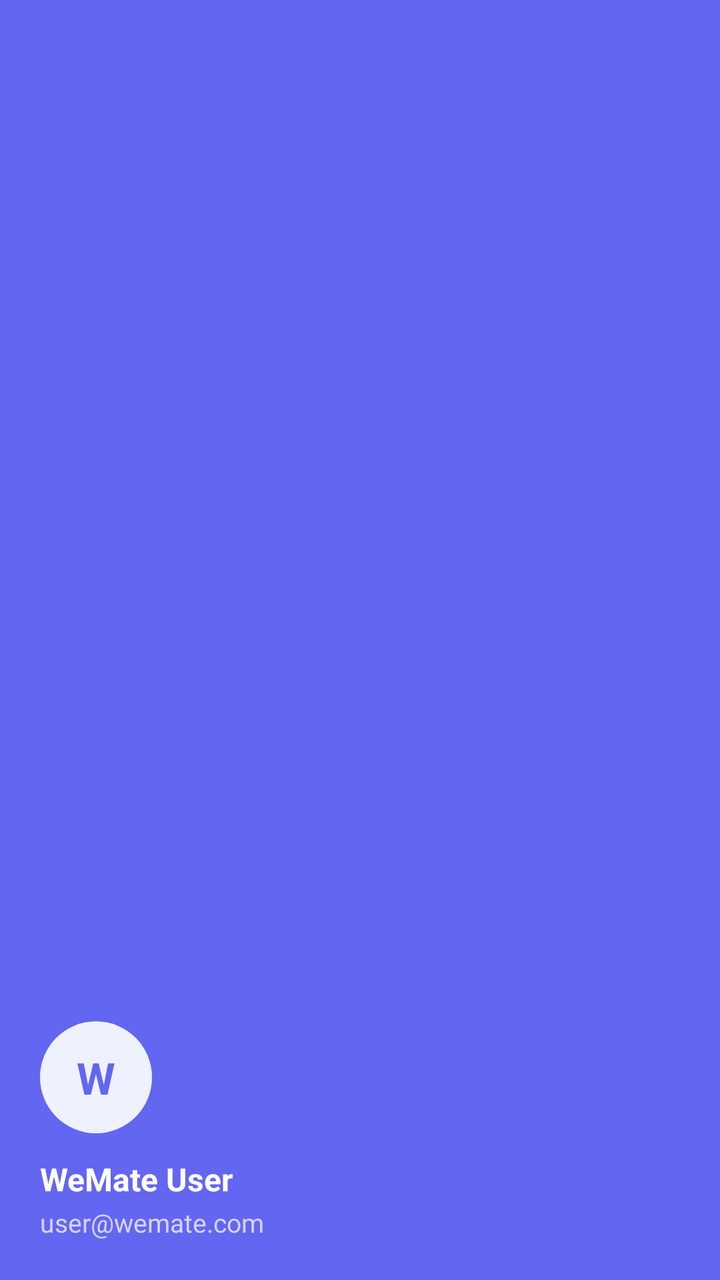
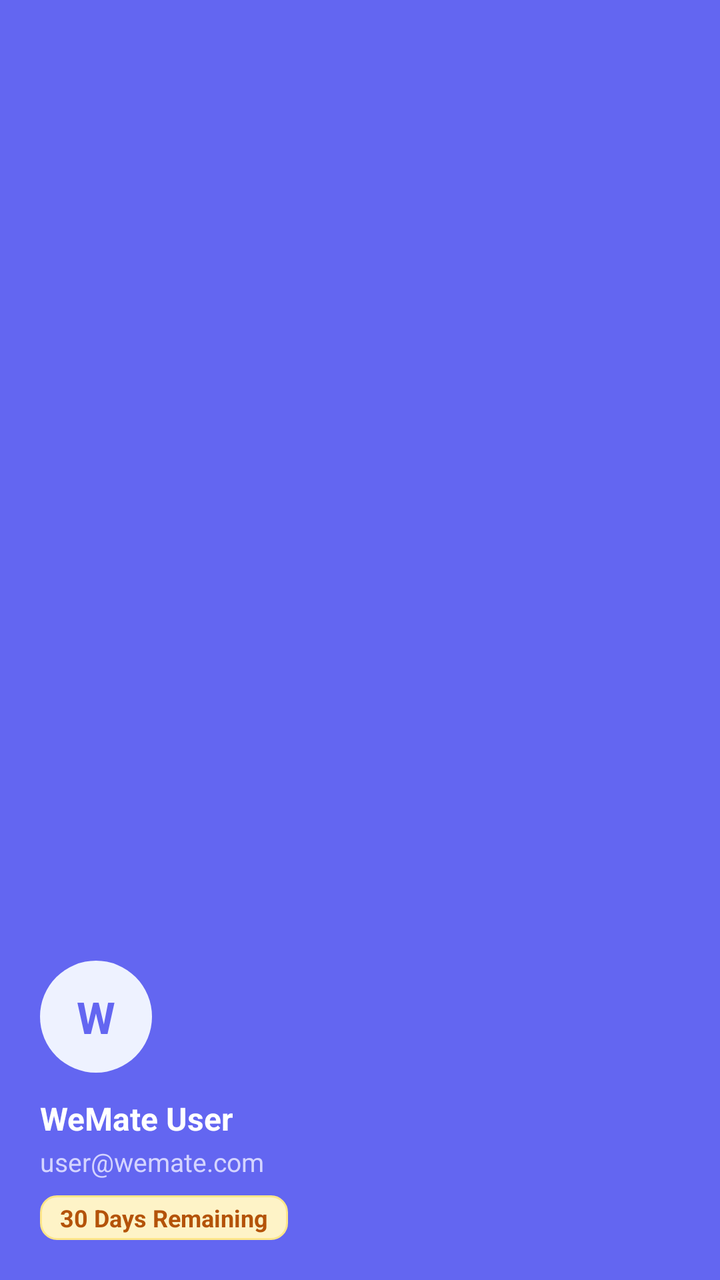

Screens rendered from an Android XML layout before and after an edit, with the pre-edit source and the edit as a unified diff.
<!-- AndroidManifest.xml: application theme Theme.WeMate -->
<!-- res/layout/nav_header.xml -->
<?xml version="1.0" encoding="utf-8"?>
<LinearLayout xmlns:android="http://schemas.android.com/apk/res/android"
    android:layout_width="match_parent"
    android:layout_height="180dp"
    android:background="@color/drawer_header_bg"
    android:gravity="bottom"
    android:orientation="vertical"
    android:padding="20dp">

    
    <FrameLayout
        android:layout_width="56dp"
        android:layout_height="56dp"
        android:background="@drawable/bg_avatar_circle">

        <TextView
            android:id="@+id/drawer_avatar_initial"
            android:layout_width="match_parent"
            android:layout_height="match_parent"
            android:gravity="center"
            android:text="W"
            android:textColor="@color/primary"
            android:textSize="22sp"
            android:textStyle="bold" />
    </FrameLayout>

    <TextView
        android:id="@+id/drawer_user_name"
        android:layout_width="wrap_content"
        android:layout_height="wrap_content"
        android:layout_marginTop="12dp"
        android:text="WeMate User"
        android:textColor="#FFFFFF"
        android:textSize="16sp"
        android:textStyle="bold" />

    <TextView
        android:id="@+id/drawer_user_email"
        android:layout_width="wrap_content"
        android:layout_height="wrap_content"
        android:layout_marginTop="2dp"
        android:text="user@wemate.com"
        android:textColor="#D4D4FF"
        android:textSize="13sp" />

</LinearLayout>
<!-- resources referenced by this layout -->
<resources>
  <color name="drawer_header_bg">#6366F1</color>
  <color name="primary">#6366F1</color>
  <!-- drawable bg_avatar_circle (drawable) -->
  <?xml version="1.0" encoding="utf-8"?>
  <shape xmlns:android="http://schemas.android.com/apk/res/android"
      android:shape="oval">
      <solid android:color="#EEF2FF" />
      <size android:width="48dp" android:height="48dp" />
  </shape>
  <style name="Theme.WeMate" parent="Base.Theme.WeMate" />
  <style name="Base.Theme.WeMate" parent="Theme.Material3.DayNight.NoActionBar">
          <item name="colorPrimary">@color/primary</item>
          <item name="colorPrimaryDark">@color/primary_dark</item>
          <item name="colorPrimaryVariant">@color/primary_variant</item>
          <item name="colorOnPrimary">@color/on_primary</item>
          <item name="colorSecondary">@color/secondary</item>
          <item name="colorOnSecondary">@color/on_secondary</item>
          <item name="colorError">@color/error</item>
          <item name="colorOnError">@color/on_error</item>
          <item name="android:colorBackground">@color/background</item>
          <item name="colorOnBackground">@color/on_background</item>
          <item name="colorSurface">@color/surface</item>
          <item name="colorOnSurface">@color/on_surface</item>
          <item name="colorOnSurfaceVariant">@color/on_surface_variant</item>
          <item name="colorOutline">@color/outline</item>
          <item name="android:statusBarColor">@color/status_bar</item>
          <item name="android:navigationBarColor">@color/bottom_nav_bg</item>
      </style>
  <color name="primary_dark">#4F46E5</color>
  <color name="primary_variant">#4338CA</color>
  <color name="on_primary">#FFFFFF</color>
  <color name="secondary">#10B981</color>
  <color name="on_secondary">#FFFFFF</color>
  <color name="error">#EF4444</color>
  <color name="on_error">#FFFFFF</color>
  <color name="background">#F8FAFC</color>
  <color name="on_background">#0F172A</color>
  <color name="surface">#FFFFFF</color>
  <color name="on_surface">#0F172A</color>
  <color name="on_surface_variant">#475569</color>
  <color name="outline">#CBD5E1</color>
  <color name="status_bar">#4F46E5</color>
  <color name="bottom_nav_bg">#FFFFFF</color>
</resources>

<!-- the commit's change to res/layout/nav_header.xml (unified diff, before → after) -->
@@ -1,11 +1,12 @@
 <?xml version="1.0" encoding="utf-8"?>
 <LinearLayout xmlns:android="http://schemas.android.com/apk/res/android"
     android:layout_width="match_parent"
-    android:layout_height="180dp"
+    android:layout_height="wrap_content"
     android:background="@color/drawer_header_bg"
     android:gravity="bottom"
     android:orientation="vertical"
-    android:padding="20dp">
+    android:padding="20dp"
+    android:paddingTop="40dp">
 
     
     <FrameLayout
@@ -43,4 +44,17 @@
         android:textColor="#D4D4FF"
         android:textSize="13sp" />
 
+    <TextView
+        android:id="@+id/drawer_user_validity"
+        android:layout_width="wrap_content"
+        android:layout_height="wrap_content"
+        android:layout_marginTop="8dp"
+        android:background="@drawable/bg_badge_validity"
+        android:paddingHorizontal="10dp"
+        android:paddingVertical="3dp"
+        android:text="30 Days Remaining"
+        android:textColor="#B45309"
+        android:textSize="12sp"
+        android:textStyle="bold" />
+
 </LinearLayout>
<!-- resource entries referenced after the edit -->
@@ -8,6 +8,14 @@
       android:shape="oval">
       <solid android:color="#EEF2FF" />
       <size android:width="48dp" android:height="48dp" />
+  </shape>
+  <!-- drawable bg_badge_validity (drawable) -->
+  <?xml version="1.0" encoding="utf-8"?>
+  <shape xmlns:android="http://schemas.android.com/apk/res/android"
+      android:shape="rectangle">
+      <solid android:color="#FEF3C7" />
+      <corners android:radius="8dp" />
+      <stroke android:width="1dp" android:color="#FDE68A" />
   </shape>
   <style name="Theme.WeMate" parent="Base.Theme.WeMate" />
   <style name="Base.Theme.WeMate" parent="Theme.Material3.DayNight.NoActionBar">
